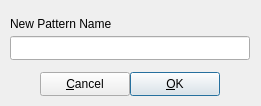
hydrogen-music/hydrogen, file gui/src/UI/PatternPropertiesDialog_UI.ui: the form before one commit.
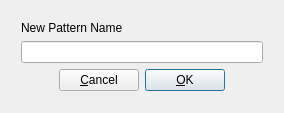
The form after the commit.

What changed in the file:
```diff
--- a/gui/src/UI/PatternPropertiesDialog_UI.ui
+++ b/gui/src/UI/PatternPropertiesDialog_UI.ui
@@ -8,32 +8,50 @@
    <rect>
     <x>0</x>
     <y>0</y>
-    <width>261</width>
-    <height>106</height>
+    <width>284</width>
+    <height>113</height>
    </rect>
   </property>
   <property name="windowTitle" >
    <string>Form1</string>
   </property>
-  <widget class="QLineEdit" name="patternNameTxt" >
+  <widget class="QWidget" name="layoutWidget" >
    <property name="geometry" >
     <rect>
      <x>10</x>
-     <y>36</y>
-     <width>240</width>
-     <height>24</height>
+     <y>10</y>
+     <width>264</width>
+     <height>92</height>
     </rect>
    </property>
-  </widget>
+   <layout class="QVBoxLayout" >
+    <item>
+     <widget class="QLabel" name="TextLabel1" >
+      <property name="text" >
+       <string>New Pattern Name</string>
+      </property>
+     </widget>
+    </item>
+    <item>
+     <widget class="QLineEdit" name="patternNameTxt" />
+    </item>
+    <item>
+     <layout class="QHBoxLayout" >
+      <item>
+       <spacer>
+        <property name="orientation" >
+         <enum>Qt::Horizontal</enum>
+        </property>
+        <property name="sizeHint" >
+         <size>
+          <width>40</width>
+          <height>20</height>
+         </size>
+        </property>
+       </spacer>
+      </item>
+      <item>
   <widget class="QPushButton" name="cancelBtn" >
-   <property name="geometry" >
-    <rect>
-     <x>40</x>
-     <y>72</y>
-     <width>90</width>
-     <height>24</height>
-    </rect>
-   </property>
    <property name="text" >
     <string>&amp;Cancel</string>
    </property>
@@ -41,15 +59,9 @@
     <string>Alt+C</string>
    </property>
   </widget>
+      </item>
+      <item>
   <widget class="QPushButton" name="okBtn" >
-   <property name="geometry" >
-    <rect>
-     <x>130</x>
-     <y>72</y>
-     <width>90</width>
-     <height>24</height>
-    </rect>
-   </property>
    <property name="text" >
     <string>&amp;OK</string>
    </property>
@@ -60,18 +72,23 @@
     <bool>true</bool>
    </property>
   </widget>
-  <widget class="QLabel" name="TextLabel1" >
-   <property name="geometry" >
-    <rect>
-     <x>10</x>
-     <y>12</y>
-     <width>240</width>
-     <height>24</height>
-    </rect>
-   </property>
-   <property name="text" >
-    <string>New Pattern Name</string>
-   </property>
+      </item>
+      <item>
+       <spacer>
+        <property name="orientation" >
+         <enum>Qt::Horizontal</enum>
+        </property>
+        <property name="sizeHint" >
+         <size>
+          <width>40</width>
+          <height>20</height>
+         </size>
+        </property>
+       </spacer>
+      </item>
+     </layout>
+    </item>
+   </layout>
   </widget>
  </widget>
  <layoutdefault spacing="6" margin="11" />
```
Left out of the diff: 5 changed lines with no effect on the pictures. Lines whose indentation alone changed are shown as unchanged.
